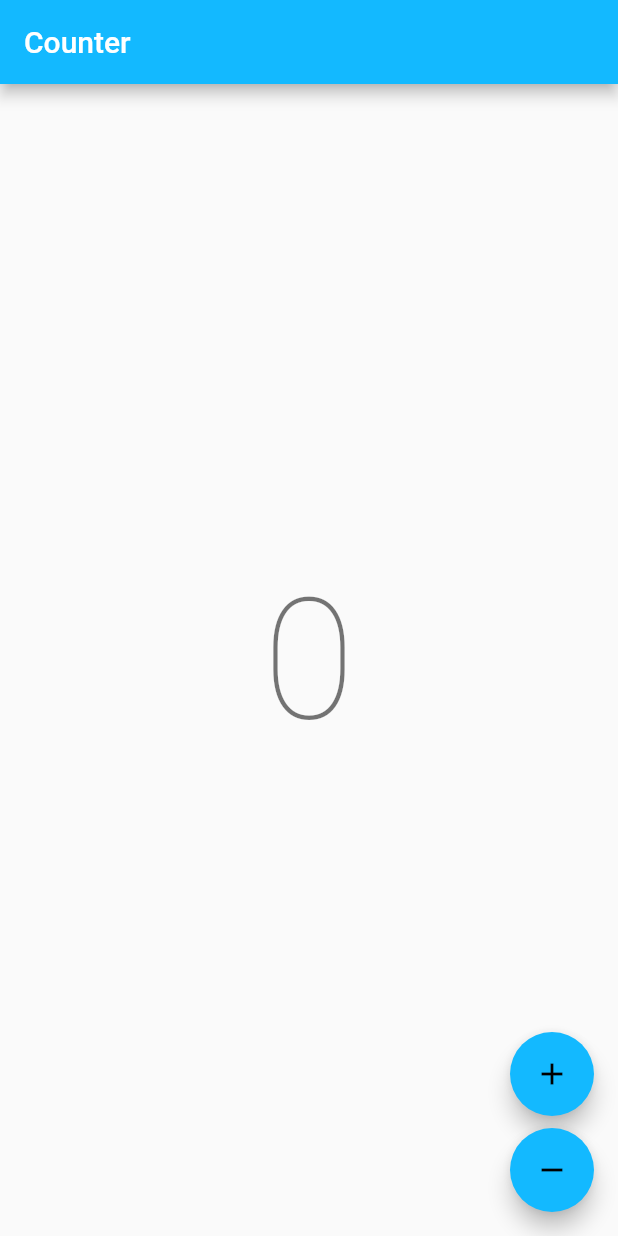
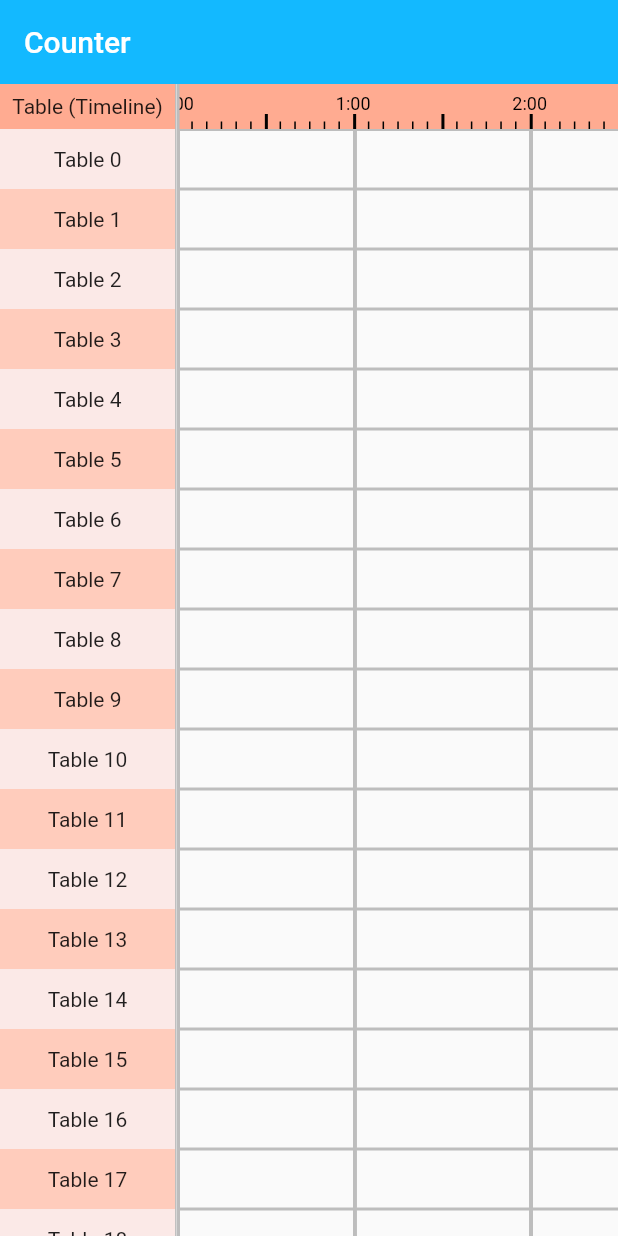
Before and after one commit to congthanhng/timetable_test, a Flutter app: the screen it shows after launch, on a phone screen of 412 x 824 dp. Run offline on Flutter 3.47's test engine with Material 2 defaults, Android fonts, the phone set to English and light mode, and no system bars; our stand-ins replace bloc, flutter_bloc; generated files the repository leaves out were written again.

Commit message:
build cross scroll

```diff
--- a/lib/app/view/app.dart
+++ b/lib/app/view/app.dart
@@ -1,6 +1,6 @@
 import 'package:flutter/material.dart';
-import 'package:timetable_test/counter/counter.dart';
 import 'package:timetable_test/l10n/l10n.dart';
+import 'package:timetable_test/timetable/counter.dart';
 
 class App extends StatelessWidget {
   const App({super.key});
@@ -16,7 +16,7 @@ class App extends StatelessWidget {
       ),
       localizationsDelegates: AppLocalizations.localizationsDelegates,
       supportedLocales: AppLocalizations.supportedLocales,
-      home: const CounterPage(),
+      home: const TimetablePage(),
     );
   }
 }
--- a/lib/bootstrap.dart
+++ b/lib/bootstrap.dart
@@ -10,12 +10,12 @@ class AppBlocObserver extends BlocObserver {
   @override
   void onChange(BlocBase<dynamic> bloc, Change<dynamic> change) {
     super.onChange(bloc, change);
-    log('onChange(${bloc.runtimeType}, $change)');
+    log('BLOC onChange: (${bloc.runtimeType}, $change)');
   }
 
   @override
   void onError(BlocBase<dynamic> bloc, Object error, StackTrace stackTrace) {
-    log('onError(${bloc.runtimeType}, $error, $stackTrace)');
+    log('BLOC onError: (${bloc.runtimeType}, $error, $stackTrace)');
     super.onError(bloc, error, stackTrace);
   }
 }
--- a/lib/counter/counter.dart
+++ b/lib/timetable/counter.dart
@@ -1,2 +1,2 @@
 export 'cubit/counter_cubit.dart';
-export 'view/counter_page.dart';
+export 'view/timetable_page.dart';
--- /dev/null
+++ b/lib/timetable/data/mock_data.dart
@@ -0,0 +1,2 @@
+
+var listItem = List.generate(30,(index) => index.toString(),);
--- /dev/null
+++ b/lib/timetable/resources.dart
@@ -0,0 +1,7 @@
+class TimetableResource{
+  static const timeMilestoneHeight = 10.0;
+  static const timeLineHeight = 5.0;
+  static const presentWidthRate = 3.5;
+  static const startTimelineDy = 30.0;
+  static const itemHeight = 40.0;
+}
--- /dev/null
+++ b/lib/timetable/view/components/timetable_body_paint.dart
@@ -0,0 +1,58 @@
+import 'package:flutter/material.dart';
+import 'package:timetable_test/timetable/resources.dart';
+
+class TimetableBodyPaint extends CustomPainter {
+  TimetableBodyPaint({
+    required this.items,
+    required this.screenWidth,
+    this.presentWidthRate = TimetableResource.presentWidthRate,
+    this.itemHeight = TimetableResource.itemHeight,
+  });
+
+  final double presentWidthRate;
+  final double screenWidth;
+  final double itemHeight;
+  final List<String> items;
+
+  @override
+  void paint(Canvas canvas, Size size) {
+    List.generate(items.length,(index) {
+      _onDrawItem(canvas, size, index);
+    },);
+  }
+
+  void _onDrawItem(Canvas canvas, Size size, int itemPosition) {
+    final hourArea = screenWidth / presentWidthRate;
+    final itemPain = Paint()
+      ..color = Colors.grey[400]!
+      ..style = PaintingStyle.stroke
+      ..strokeWidth = 2;
+
+    for (final element in List.generate(24, (index) {
+      return Rect.fromPoints(
+        Offset(hourArea * index + 1, 0),
+        Offset(
+          hourArea * index + hourArea + 1,
+          itemHeight * (itemPosition + 1),
+        ),
+      );
+    })) {
+      canvas.drawRect(element, itemPain);
+    }
+  }
+
+  void _onDrawBG(Canvas canvas, Size size) {
+    final bgPaint = Paint()
+      ..color = Colors.green
+      ..style = PaintingStyle.fill
+      ..strokeWidth = 2;
+    final parentRect =
+        Rect.fromPoints(Offset.zero, Offset(size.width, size.height));
+    canvas.drawRect(parentRect, bgPaint);
+  }
+
+  @override
+  bool shouldRepaint(covariant CustomPainter oldDelegate) {
+    return true;
+  }
+}
--- /dev/null
+++ b/lib/timetable/view/timetable_layout.dart
@@ -0,0 +1,136 @@
+import 'package:flutter/material.dart';
+import 'package:timetable_test/timetable/data/mock_data.dart';
+import 'package:timetable_test/timetable/resources.dart';
+import 'package:timetable_test/timetable/view/components/timeline_header_paint.dart';
+import 'package:timetable_test/timetable/view/components/timetable_body_paint.dart';
+
+class TimetableLayout extends StatefulWidget {
+  const TimetableLayout({super.key});
+
+  @override
+  State<TimetableLayout> createState() => _TimetableLayoutState();
+}
+
+class _TimetableLayoutState extends State<TimetableLayout> {
+  final _verScroll = ScrollController();
+  final _horScroll = ScrollController();
+  final _horTimelineHeaderScroll = ScrollController();
+  final _verItemScroll = ScrollController();
+
+  @override
+  Widget build(BuildContext context) {
+    return Row(
+      children: [
+        Column(
+          mainAxisSize: MainAxisSize.min,
+          children: [
+            Container(
+              decoration: BoxDecoration(
+                color: Colors.deepOrange[200],
+                border: Border(right: BorderSide(color: Colors.grey[400]!)),
+              ),
+              width: MediaQuery.sizeOf(context).width /
+                  TimetableResource.presentWidthRate,
+              height: TimetableResource.startTimelineDy,
+              child: const Center(child: Text('Table (Timeline)')),
+            ),
+            Expanded(
+              child: SizedBox(
+                height: listItem.length * TimetableResource.itemHeight,
+                width: MediaQuery.sizeOf(context).width /
+                    TimetableResource.presentWidthRate,
+                child: ListView.builder(
+                  controller: _verItemScroll,
+                  physics: const NeverScrollableScrollPhysics(),
+                  shrinkWrap: true,
+                  padding: EdgeInsets.zero,
+                  itemBuilder: (context, index) => Container(
+                    decoration: BoxDecoration(
+                      color: index.isOdd
+                          ? Colors.deepOrange[100]!
+                          : Colors.deepOrange[50]!,
+                      border:
+                          Border(right: BorderSide(color: Colors.grey[400]!)),
+                    ),
+                    width: MediaQuery.sizeOf(context).width /
+                        TimetableResource.presentWidthRate,
+                    height: TimetableResource.itemHeight,
+                    child: Center(
+                      child: Text('Table ${listItem[index]}',
+                          textAlign: TextAlign.center),
+                    ),
+                  ),
+                  itemCount: listItem.length,
+                ),
+              ),
+            ),
+          ],
+        ),
+        Expanded(
+          child: Column(
+            children: [
+              SingleChildScrollView(
+                scrollDirection: Axis.horizontal,
+                controller: _horTimelineHeaderScroll,
+                physics: const NeverScrollableScrollPhysics(),
+                child: CustomPaint(
+                  painter: TimelineHeaderPaint(
+                      screenWidth: MediaQuery.sizeOf(context).width),
+                  child: SizedBox(
+                    height: TimetableResource.startTimelineDy,
+                    width: MediaQuery.sizeOf(context).width *
+                        (24 / TimetableResource.presentWidthRate),
+                  ),
+                ),
+              ),
+              Expanded(
+                child: Scrollbar(
+                  controller: _verScroll,
+                  trackVisibility: true,
+                  thumbVisibility: true,
+                  thickness: 0,
+                  notificationPredicate: (notification) {
+                    _verItemScroll.jumpTo(_verScroll.position.pixels);
+                    return notification.depth == 1;
+                  },
+                  child: ScrollConfiguration(
+                    behavior: const ScrollBehavior().copyWith(overscroll: false),
+                    child: SingleChildScrollView(
+                      controller: _verScroll,
+                      child: Scrollbar(
+                        controller: _horScroll,
+                        trackVisibility: true,
+                        thumbVisibility: true,
+                        thickness: 0,
+                        notificationPredicate: (notification) {
+                          _horTimelineHeaderScroll
+                              .jumpTo(_horScroll.position.pixels);
+                          return notification.depth == 1;
+                        },
+                        child: SingleChildScrollView(
+                          controller: _horScroll,
+                          scrollDirection: Axis.horizontal,
+                          child: CustomPaint(
+                            painter: TimetableBodyPaint(
+                                items: listItem,
+                                screenWidth: MediaQuery.sizeOf(context).width),
+                            child: SizedBox(
+                              height:
+                                  listItem.length * TimetableResource.itemHeight,
+                              width: MediaQuery.sizeOf(context).width *
+                                  (24 / TimetableResource.presentWidthRate),
+                            ),
+                          ),
+                        ),
+                      ),
+                    ),
+                  ),
+                ),
+              ),
+            ],
+          ),
+        ),
+      ],
+    );
+  }
+}
--- a/lib/counter/view/counter_page.dart
+++ b/lib/timetable/view/timetable_page.dart
@@ -1,10 +1,11 @@
 import 'package:flutter/material.dart';
 import 'package:flutter_bloc/flutter_bloc.dart';
-import 'package:timetable_test/counter/counter.dart';
 import 'package:timetable_test/l10n/l10n.dart';
+import 'package:timetable_test/timetable/counter.dart';
+import 'package:timetable_test/timetable/view/timetable_layout.dart';
 
-class CounterPage extends StatelessWidget {
-  const CounterPage({super.key});
+class TimetablePage extends StatelessWidget {
+  const TimetablePage({super.key});
 
   @override
   Widget build(BuildContext context) {
@@ -22,23 +23,11 @@ class CounterView extends StatelessWidget {
   Widget build(BuildContext context) {
     final l10n = context.l10n;
     return Scaffold(
-      appBar: AppBar(title: Text(l10n.counterAppBarTitle)),
-      body: const Center(child: CounterText()),
-      floatingActionButton: Column(
-        mainAxisAlignment: MainAxisAlignment.end,
-        crossAxisAlignment: CrossAxisAlignment.end,
-        children: [
-          FloatingActionButton(
-            onPressed: () => context.read<CounterCubit>().increment(),
-            child: const Icon(Icons.add),
-          ),
-          const SizedBox(height: 8),
-          FloatingActionButton(
-            onPressed: () => context.read<CounterCubit>().decrement(),
-            child: const Icon(Icons.remove),
-          ),
-        ],
+      appBar: AppBar(
+        title: Text(l10n.counterAppBarTitle),
+        elevation: 0,
       ),
+      body: const TimetableLayout(),
     );
   }
 }
--- a/pubspec.yaml
+++ b/pubspec.yaml
@@ -16,11 +16,11 @@ dependencies:
   intl: ^0.18.0
 
 dev_dependencies:
-  bloc_test: ^9.1.2
+  bloc_test: ^9.1.4
   flutter_test:
     sdk: flutter
-  mocktail: ^0.3.0
-  very_good_analysis: ^5.0.0
+  mocktail: ^1.0.0
+  very_good_analysis: ^5.1.0
 
 flutter:
   uses-material-design: true
```
Also changed, not shown: lib/timetable/view/components/item_header_paint.dart (added, +124 -0 lines), lib/timetable/view/components/timeline_header_paint.dart (added, +114 -0 lines), lib/timetable/cubit/counter_cubit.dart (renamed from lib/counter/cubit/counter_cubit.dart), 3 other files.
